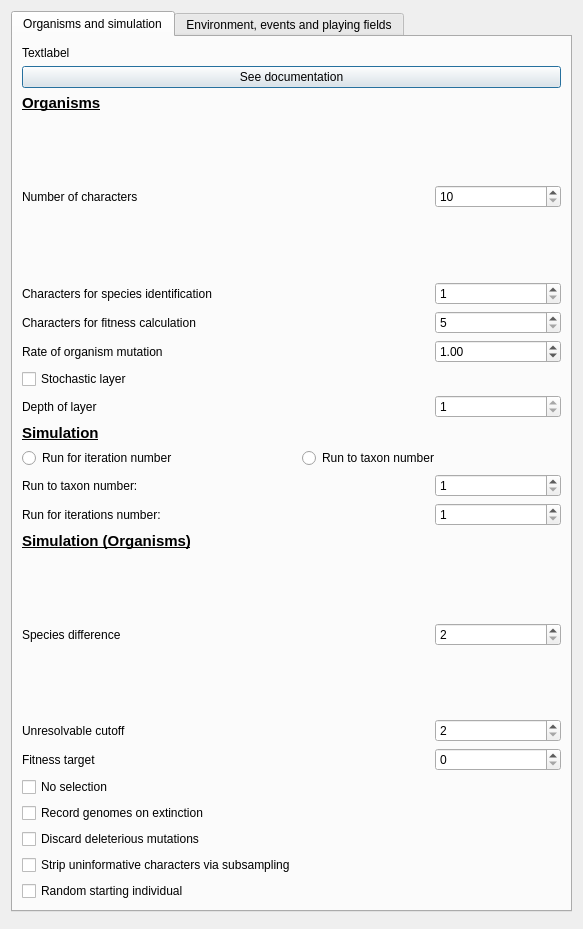
Qt form settings.ui (palaeoware/trevosim) before a commit.
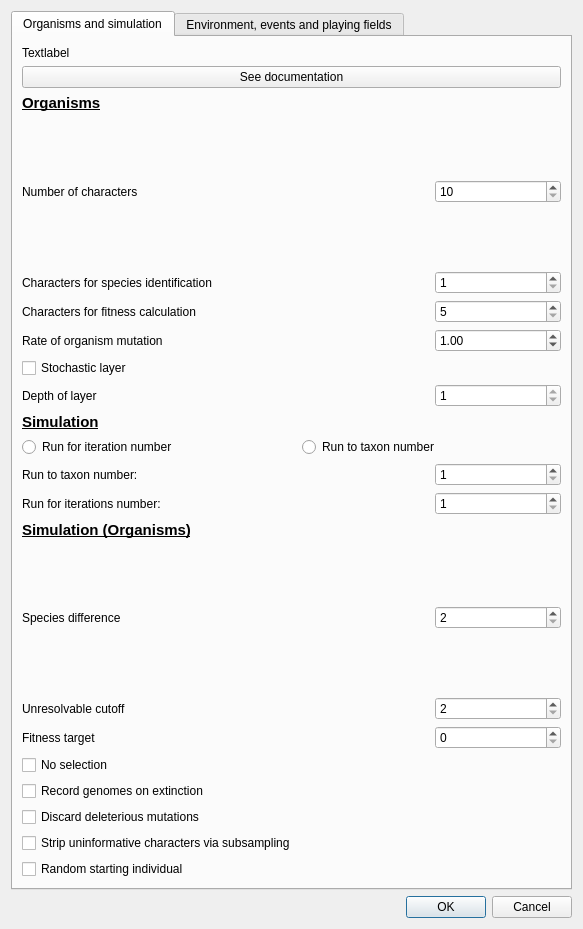
The same form after that commit.

Commit message: Somehoe the last changes removed the QDialogueButtonBox - resinstate with this set of modifications, manually connect slots, rename ambiguous buttonbox in stochastic dialogue, and update image in docs

What changed in the file:
```diff
--- a/settings.ui
+++ b/settings.ui
@@ -712,7 +712,7 @@
    <item>
     <widget class="QDialogButtonBox" name="buttonBox">
      <property name="standardButtons">
-      <set>QDialogButtonBox::NoButton</set>
+      <set>QDialogButtonBox::Cancel|QDialogButtonBox::Ok</set>
      </property>
     </widget>
    </item>
```
Left out of the diff: 395 changed lines with no effect on the pictures. The commit also changes 2 other files.
